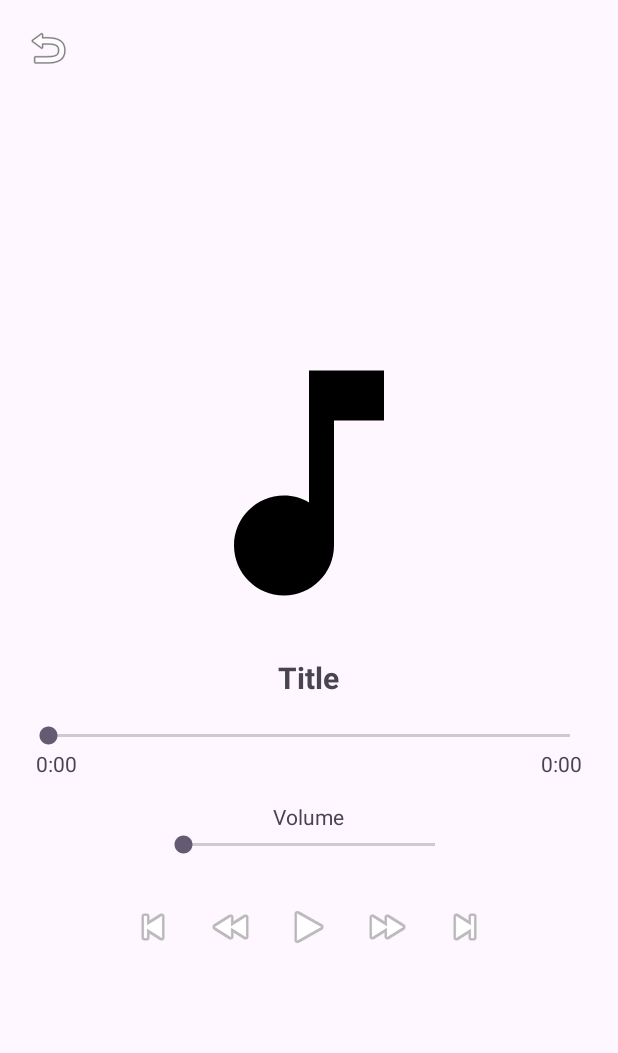
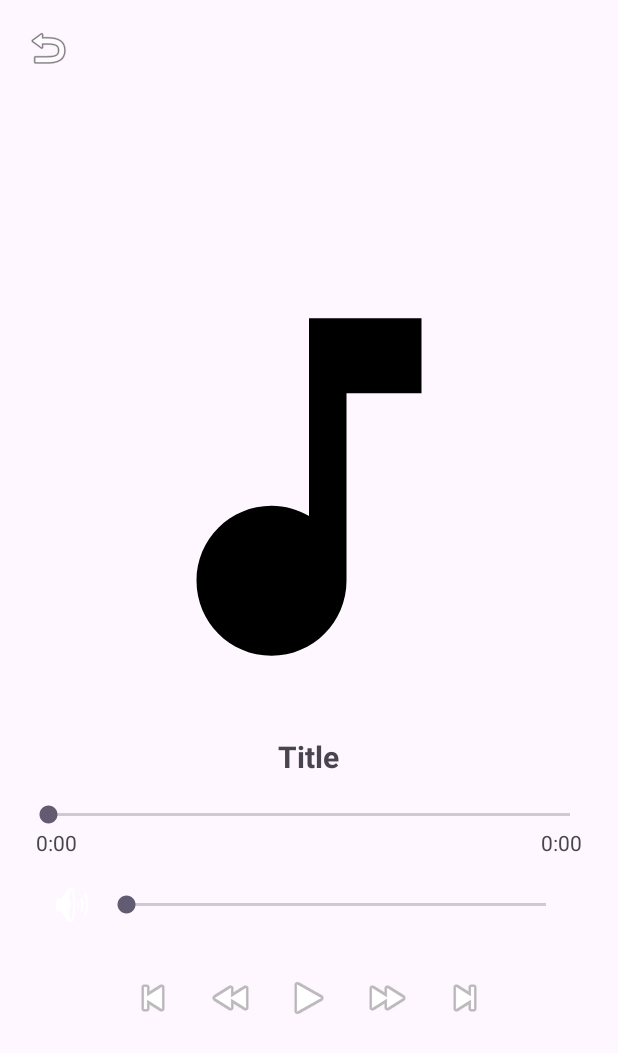
Before and after one commit to aabbasianco/Music-Player, an Android app: the MainActivity2 screen opened directly, with no data from a screen before it, on a phone screen of 412 x 824 dp. Shown: the top 1053 px of the screen. Run offline under Robolectric (Android 15) with nearby library versions, the phone set to English and light mode, and no system bars.

Commit message:
Volume icon

```diff
--- a/app/src/main/java/com/example/androidproject/MainActivity2.kt
+++ b/app/src/main/java/com/example/androidproject/MainActivity2.kt
@@ -251,4 +251,5 @@ class MainActivity2 : AppCompatActivity() {
         return String.format("%02d:%02d", minutes, seconds)
     }
 
+
 }
--- a/app/src/main/res/layout/activity_main2.xml
+++ b/app/src/main/res/layout/activity_main2.xml
@@ -30,8 +30,8 @@
 
     <ImageView
         android:id="@+id/imgAlbumArt"
-        android:layout_width="200dp"
-        android:layout_height="200dp"
+        android:layout_width="300dp"
+        android:layout_height="300dp"
         android:scaleType="centerCrop"
         android:src="@drawable/ic_music_note" />
 
@@ -74,16 +74,29 @@
 
         </LinearLayout>
 
-        <TextView
-            android:layout_width="wrap_content"
+        <LinearLayout
+            android:layout_width="match_parent"
             android:layout_height="wrap_content"
-            android:text="Volume"
-            android:layout_marginTop="16dp" />
+            android:orientation="horizontal"
+            android:gravity="center_vertical"
+            android:layout_marginTop="16dp"
+            android:paddingHorizontal="16dp">
 
-        <SeekBar
-            android:id="@+id/seekBarVolume"
-            android:layout_width="200dp"
-            android:layout_height="wrap_content" />
+            <ImageView
+                android:id="@+id/imgVolumeIcon"
+                android:layout_width="wrap_content"
+                android:layout_height="wrap_content"
+                android:src="@android:drawable/ic_lock_silent_mode_off"
+                android:contentDescription="Volume Icon"
+                android:layout_marginEnd="4dp"/>
+
+            <SeekBar
+                android:id="@+id/seekBarVolume"
+                android:layout_width="0dp"
+                android:layout_height="wrap_content"
+                android:layout_weight="1"/>
+        </LinearLayout>
+
 
         <LinearLayout
         android:layout_width="match_parent"
```
